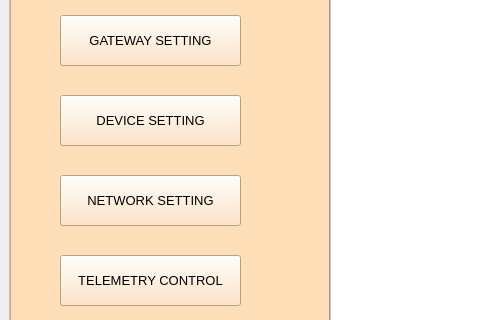
Before: the Qt Designer form Thesis/configUI/NEWUI/device.ui in tnt310/ptn209b3, drawn with Qt 5; both pictures show x 0 to 480 and y 135 to 455 of the 1179 by 734 pixel window.
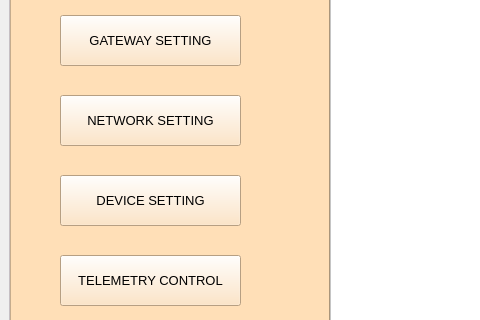
After: the same form once the commit is applied.

```diff
--- a/Thesis/configUI/NEWUI/device.ui
+++ b/Thesis/configUI/NEWUI/device.ui
@@ -55,7 +55,7 @@
          <property name="geometry">
           <rect>
            <x>50</x>
-           <y>300</y>
+           <y>220</y>
            <width>181</width>
            <height>51</height>
           </rect>
@@ -92,7 +92,7 @@
          <property name="geometry">
           <rect>
            <x>50</x>
-           <y>220</y>
+           <y>300</y>
            <width>181</width>
            <height>51</height>
           </rect>
```
